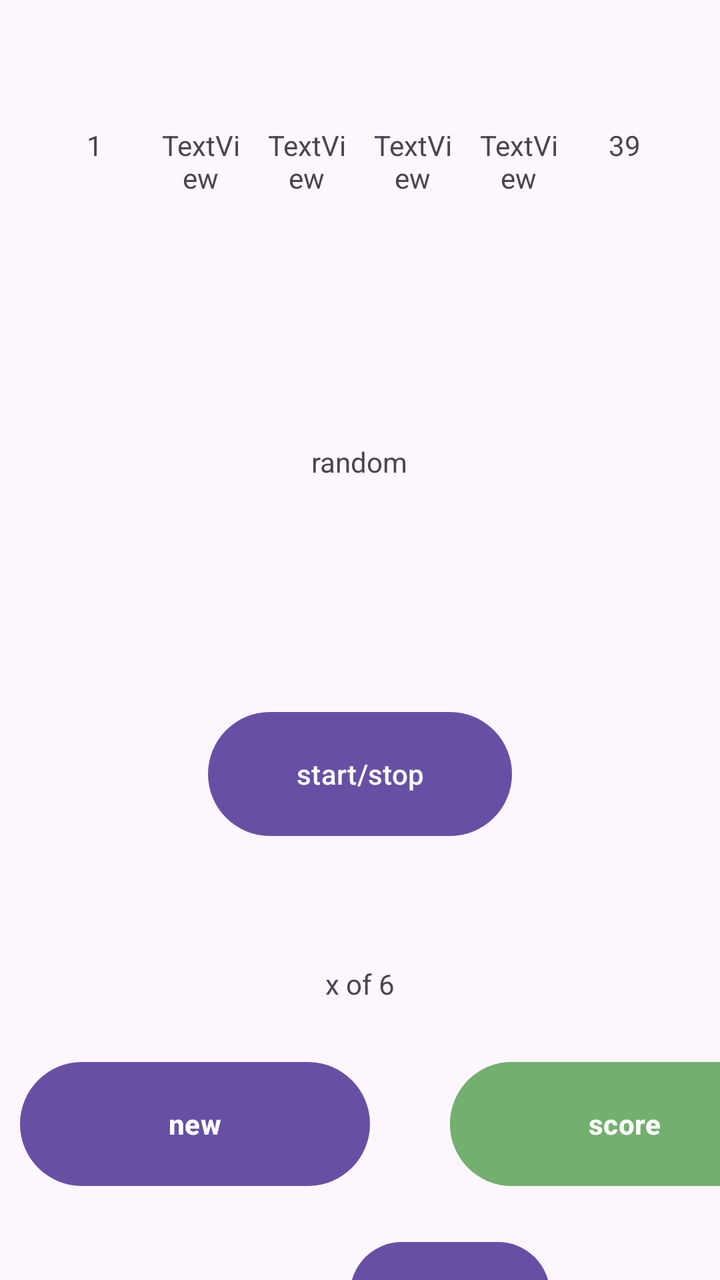
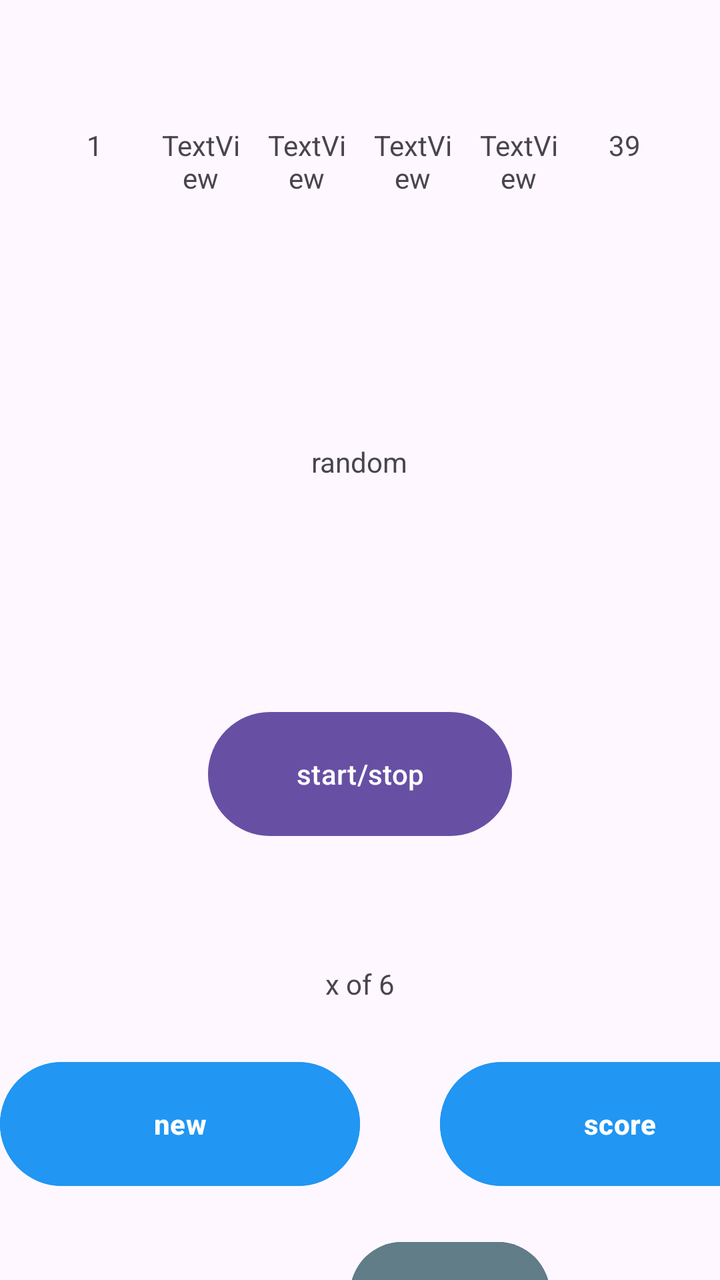

Screens rendered from an Android XML layout before and after an edit, with the pre-edit source and the edit as a unified diff.
<!-- AndroidManifest.xml: application theme Theme.MyApplication1 -->
<!-- res/layout/activity_main.xml -->
<?xml version="1.0" encoding="utf-8"?>
<LinearLayout xmlns:android="http://schemas.android.com/apk/res/android"
    xmlns:app="http://schemas.android.com/apk/res-auto"
    xmlns:tools="http://schemas.android.com/tools"
    android:id="@+id/main"
    android:layout_width="match_parent"
    android:layout_height="match_parent"
    android:orientation="vertical"
    tools:context=".MainActivity">

    <LinearLayout
        android:layout_width="match_parent"
        android:layout_height="wrap_content"
        android:orientation="horizontal"
        android:padding="25dp"
        android:layout_marginTop="25dp">

        <TextView
            android:id="@+id/textView"
            android:layout_width="0dp"
            android:layout_height="45dp"
            android:layout_weight="1"
            android:gravity="center"
            android:text="1"
            tools:layout_editor_absoluteX="4dp"
            tools:layout_editor_absoluteY="63dp" />

        <TextView
            android:id="@+id/textView2"
            android:layout_width="0dp"
            android:layout_height="45dp"
            android:layout_marginStart="8dp"
            android:layout_weight="1"
            android:gravity="center"
            android:text="TextView"
            tools:layout_editor_absoluteX="123dp"
            tools:layout_editor_absoluteY="60dp" />

        <TextView
            android:id="@+id/textView3"
            android:layout_width="0dp"
            android:layout_height="45dp"
            android:layout_marginStart="8dp"
            android:layout_weight="1"
            android:gravity="center"
            android:text="TextView"
            tools:layout_editor_absoluteX="208dp"
            tools:layout_editor_absoluteY="63dp" />

        <TextView
            android:id="@+id/textView4"
            android:layout_width="0dp"
            android:layout_height="45dp"
            android:layout_marginStart="8dp"
            android:layout_weight="1"
            android:gravity="center"
            android:text="TextView"
            tools:layout_editor_absoluteX="282dp"
            tools:layout_editor_absoluteY="62dp" />

        <TextView
            android:id="@+id/textView5"
            android:layout_width="0dp"
            android:layout_height="45dp"
            android:layout_marginStart="8dp"
            android:layout_weight="1"
            android:gravity="center"
            android:text="TextView"
            tools:layout_editor_absoluteX="62dp"
            tools:layout_editor_absoluteY="109dp" />

        <TextView
            android:id="@+id/textView6"
            android:layout_width="0dp"
            android:layout_height="45dp"
            android:layout_weight="1"
            android:gravity="center"
            android:text="39"
            android:layout_marginStart="8dp"
            tools:layout_editor_absoluteX="165dp"
            tools:layout_editor_absoluteY="116dp" />
    </LinearLayout>

    <TextView
        android:id="@+id/textView7"
        android:layout_width="159dp"
        android:layout_height="162dp"
        android:layout_gravity="center"
        android:layout_marginTop="30dp"
        android:gravity="center"
        android:text="random" />

    <Button
        android:id="@+id/button"
        android:layout_width="152dp"
        android:layout_height="70dp"
        android:layout_gravity="center"
        android:layout_marginTop="40dp"
        android:text="start/stop" />


    <TextView
        android:id="@+id/points"
        android:layout_width="200dp"
        android:layout_height="70dp"
        android:layout_gravity="center"
        android:layout_marginTop="35dp"
        android:gravity="center"
        android:text="x of 6" />

    <LinearLayout
        android:layout_width="400dp"
        android:layout_height="70dp"
        android:orientation="horizontal">
    <Button
        android:id="@+id/button2"
        android:layout_width="0dp"
        android:layout_height="70dp"
        android:layout_weight="1"
        android:layout_marginLeft="10dp"
        android:text="new"
        android:textStyle="bold"/>

        <Button
            android:id="@+id/button3"
            android:layout_width="0dp"
            android:layout_height="70dp"
            android:layout_marginLeft="40dp"
            android:layout_weight="1"
            android:text="score"
            android:textStyle="bold"
            android:backgroundTint="#73AF6F" />
    </LinearLayout>

    <Button
        android:id="@+id/exitButton"
        android:layout_width="100dp"
        android:layout_height="60dp"
        android:layout_marginLeft="175dp"
        android:layout_marginTop="20dp"
        android:text="Exit"
        android:textStyle="bold"/>




</LinearLayout>
<!-- resources referenced by this layout -->
<resources>
  <style name="Theme.MyApplication1" parent="Base.Theme.MyApplication1" />
  <style name="Base.Theme.MyApplication1" parent="Theme.Material3.DayNight.NoActionBar">
          
          
      </style>
</resources>

<!-- the commit's change to res/layout/activity_main.xml (unified diff, before → after) -->
@@ -117,8 +117,8 @@
         android:layout_width="0dp"
         android:layout_height="70dp"
         android:layout_weight="1"
-        android:layout_marginLeft="10dp"
         android:text="new"
+        android:backgroundTint="#2196F3"
         android:textStyle="bold"/>
 
         <Button
@@ -127,9 +127,10 @@
             android:layout_height="70dp"
             android:layout_marginLeft="40dp"
             android:layout_weight="1"
+            android:backgroundTint="#2196F3"
             android:text="score"
-            android:textStyle="bold"
-            android:backgroundTint="#73AF6F" />
+
+            android:textStyle="bold" />
     </LinearLayout>
 
     <Button
@@ -139,6 +140,7 @@
         android:layout_marginLeft="175dp"
         android:layout_marginTop="20dp"
         android:text="Exit"
+        android:backgroundTint="#607D88"
         android:textStyle="bold"/>
 
 
